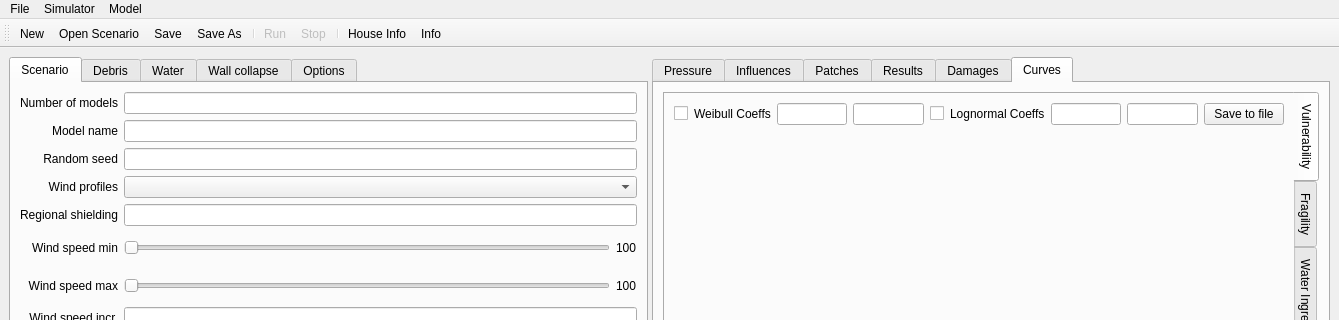
Qt form vaws/gui/ui/main.ui (GeoscienceAustralia/vaws) before a commit; both pictures show x 0 to 1339 and y 0 to 320 of the 1339 by 723 pixel window.
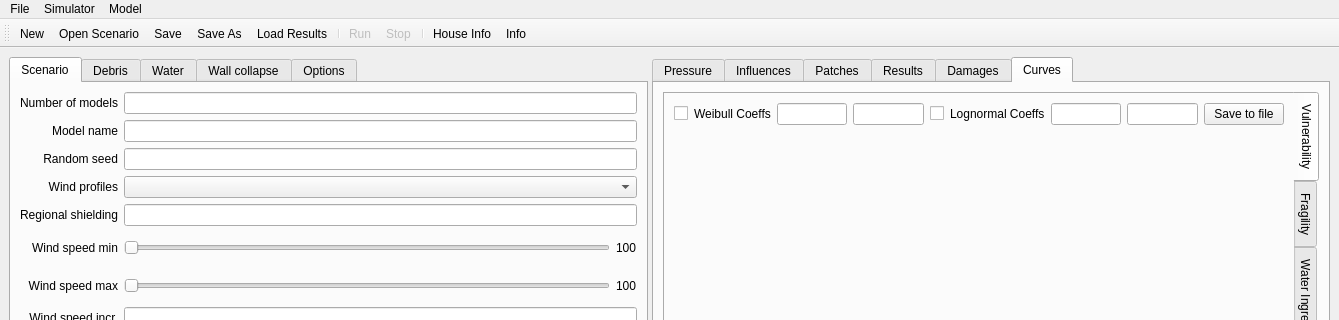
The same form after that commit. Icons and pictures are not drawn. Custom widgets are drawn as their Qt base class.

Commit message: add load_results in gui

Diff of the .ui file:
```diff
--- a/vaws/gui/ui/main.ui
+++ b/vaws/gui/ui/main.ui
@@ -2000,6 +2000,7 @@
    <addaction name="actionOpen_Scenario"/>
    <addaction name="actionSave_Scenario"/>
    <addaction name="actionSave_Scenario_As"/>
+   <addaction name="actionLoad_Results"/>
    <addaction name="separator"/>
    <addaction name="actionRun"/>
    <addaction name="actionStop"/>
@@ -2051,6 +2052,15 @@
     <string>Open Scenario...</string>
    </property>
   </action>
+  <action name="actionLoad_Results">
+   <property name="icon">
+    <iconset resource="../vaws.qrc">
+     <normaloff>:/icons/images/fan.png</normaloff>:/icons/images/fan.png</iconset>
+   </property>
+   <property name="text">
+    <string>Load Results...</string>
+   </property>
+  </action>
   <action name="actionRun">
    <property name="enabled">
     <bool>false</bool>
```
The commit also changes 1 other file.
